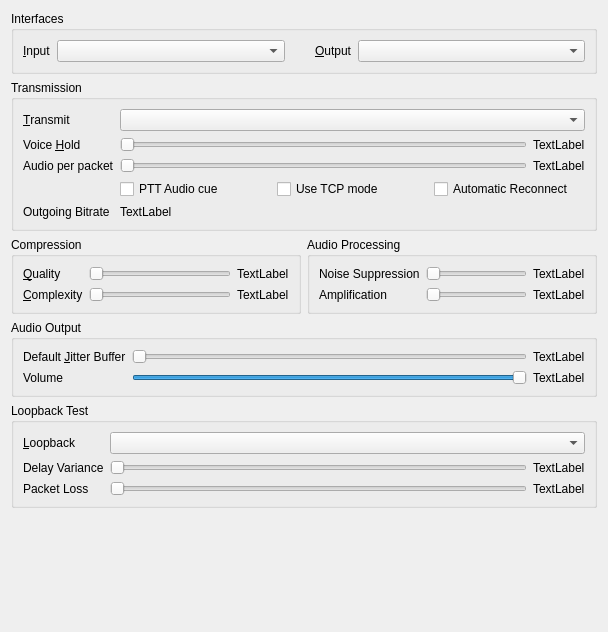
Old version of the form src/mumble/AudioConfigDialog.ui in the repository mumble-voip/mumble.
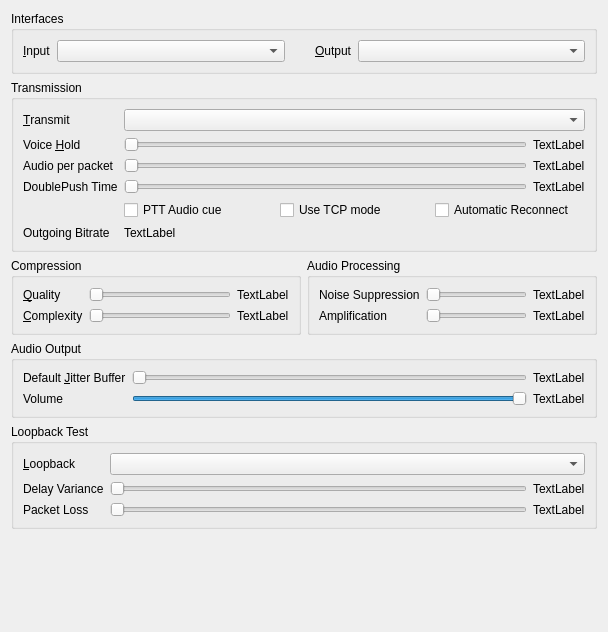
New version of the form.

Commit message: Doubleclick PushToTalk to Continous

Diff of the .ui file:
```diff
--- a/src/mumble/AudioConfigDialog.ui
+++ b/src/mumble/AudioConfigDialog.ui
@@ -203,7 +203,7 @@
         </property>
        </widget>
       </item>
-      <item row="3" column="1" colspan="2" >
+      <item row="4" column="1" colspan="2" >
        <layout class="QHBoxLayout" >
         <item>
          <widget class="QCheckBox" name="qcbPushClick" >
@@ -246,7 +246,7 @@
         </item>
        </layout>
       </item>
-      <item row="4" column="1" colspan="2" >
+      <item row="5" column="1" colspan="2" >
        <widget class="QLabel" name="qlBitrate" >
         <property name="toolTip" >
          <string>Maximum bandwidth used for sent audio</string>
@@ -259,13 +259,46 @@
         </property>
        </widget>
       </item>
-      <item row="4" column="0" >
+      <item row="5" column="0" >
        <widget class="QLabel" name="label_6" >
         <property name="text" >
          <string>Outgoing Bitrate</string>
         </property>
        </widget>
       </item>
+      <item row="3" column="1" >
+       <widget class="QSlider" name="qsDoublePush" >
+        <property name="maximum" >
+         <number>1000</number>
+        </property>
+        <property name="singleStep" >
+         <number>10</number>
+        </property>
+        <property name="pageStep" >
+         <number>100</number>
+        </property>
+        <property name="orientation" >
+         <enum>Qt::Horizontal</enum>
+        </property>
+       </widget>
+      </item>
+      <item row="3" column="2" >
+       <widget class="QLabel" name="qlDoublePush" >
+        <property name="text" >
+         <string>TextLabel</string>
+        </property>
+       </widget>
+      </item>
+      <item row="3" column="0" >
+       <widget class="QLabel" name="qliDoublePush" >
+        <property name="text" >
+         <string>DoublePush Time</string>
+        </property>
+        <property name="buddy" >
+         <cstring>qsDoublePush</cstring>
+        </property>
+       </widget>
+      </item>
      </layout>
     </widget>
    </item>
```
Left out of the diff: 3 changed lines with no effect on the pictures. The commit also changes 10 other files.
